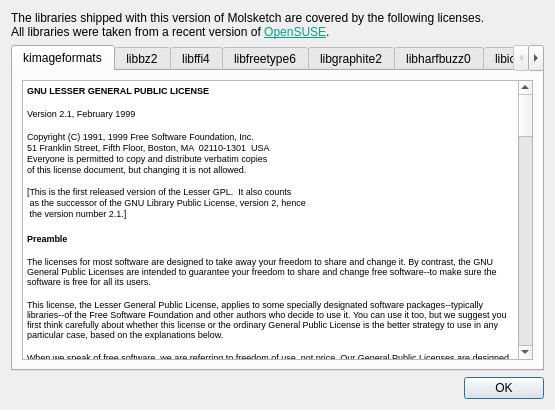
This is molsketch/licensedialog.ui in hvennekate/Molsketch as Qt 5 draws it before an edit. The edited form follows.
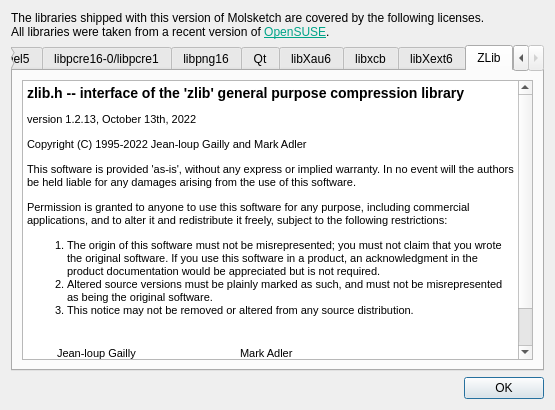
This is the edited form. The open tabs and pages were chosen to show the change.

Patch:
```diff
--- a/molsketch/licensedialog.ui
+++ b/molsketch/licensedialog.ui
@@ -30,14 +30,14 @@
       <attribute name="title">
        <string>kimageformats</string>
       </attribute>
-      <layout class="QVBoxLayout" name="verticalLayout_2">
+      <layout class="QHBoxLayout" name="verticalLayout_2">
        <item>
         <widget class="QTextBrowser" name="textBrowser">
          <property name="html">
           <string>&lt;!DOCTYPE HTML PUBLIC &quot;-//W3C//DTD HTML 4.0//EN&quot; &quot;http://www.w3.org/TR/REC-html40/strict.dtd&quot;&gt;
 &lt;html&gt;&lt;head&gt;&lt;meta name=&quot;qrichtext&quot; content=&quot;1&quot; /&gt;&lt;style type=&quot;text/css&quot;&gt;
 p, li { white-space: pre-wrap; }
-&lt;/style&gt;&lt;/head&gt;&lt;body style=&quot; font-family:'Noto Sans'; font-size:10pt; font-weight:400; font-style:normal;&quot;&gt;
+&lt;/style&gt;&lt;/head&gt;&lt;body style=&quot; font-family:'Noto Sans'; font-size:8pt; font-weight:400; font-style:normal;&quot;&gt;
 &lt;p style=&quot; margin-top:14px; margin-bottom:12px; margin-left:0px; margin-right:0px; -qt-block-indent:0; text-indent:0px;&quot;&gt;&lt;a name=&quot;SEC1&quot;&gt;&lt;/a&gt;&lt;span style=&quot; font-size:7pt; font-weight:600;&quot;&gt;G&lt;/span&gt;&lt;span style=&quot; font-size:7pt; font-weight:600;&quot;&gt;NU LESSER GENERAL PUBLIC LICENSE&lt;/span&gt;&lt;/p&gt;
 &lt;p style=&quot; margin-top:12px; margin-bottom:12px; margin-left:0px; margin-right:0px; -qt-block-indent:0; text-indent:0px;&quot;&gt;&lt;span style=&quot; font-size:7pt;&quot;&gt;Version 2.1, February 1999 &lt;/span&gt;&lt;/p&gt;
 &lt;p style=&quot; margin-top:12px; margin-bottom:0px; margin-left:0px; margin-right:0px; -qt-block-indent:0; text-indent:0px;&quot;&gt;&lt;span style=&quot; font-family:'Hack'; font-size:7pt;&quot;&gt;Copyright (C) 1991, 1999 Free Software Foundation, Inc.&lt;/span&gt;&lt;/p&gt;
@@ -1555,6 +1555,37 @@
        </item>
       </layout>
      </widget>
+     <widget class="QWidget" name="tab_13">
+      <attribute name="title">
+       <string>ZLib</string>
+      </attribute>
+      <layout class="QHBoxLayout" name="horizontalLayout_12">
+       <item>
+        <widget class="QTextBrowser" name="textBrowser_13">
+         <property name="html">
+          <string>&lt;!DOCTYPE HTML PUBLIC &quot;-//W3C//DTD HTML 4.0//EN&quot; &quot;http://www.w3.org/TR/REC-html40/strict.dtd&quot;&gt;
+&lt;html&gt;&lt;head&gt;&lt;meta name=&quot;qrichtext&quot; content=&quot;1&quot; /&gt;&lt;style type=&quot;text/css&quot;&gt;
+p, li { white-space: pre-wrap; }
+&lt;/style&gt;&lt;/head&gt;&lt;body style=&quot; font-family:'Noto Sans'; font-size:8pt; font-weight:400; font-style:normal;&quot;&gt;
+&lt;h3 style=&quot; margin-top:14px; margin-bottom:12px; margin-left:0px; margin-right:0px; -qt-block-indent:0; text-indent:0px;&quot;&gt;&lt;span style=&quot; font-size:large; font-weight:600;&quot;&gt;zlib.h -- interface of the 'zlib' general purpose compression library&lt;/span&gt;&lt;/h3&gt;
+&lt;p style=&quot; margin-top:12px; margin-bottom:12px; margin-left:0px; margin-right:0px; -qt-block-indent:0; text-indent:0px;&quot;&gt;version 1.2.13, October 13th, 2022&lt;/p&gt;
+&lt;p style=&quot; margin-top:12px; margin-bottom:12px; margin-left:0px; margin-right:0px; -qt-block-indent:0; text-indent:0px;&quot;&gt;Copyright (C) 1995-2022 Jean-loup Gailly and Mark Adler&lt;/p&gt;
+&lt;p style=&quot; margin-top:12px; margin-bottom:12px; margin-left:0px; margin-right:0px; -qt-block-indent:0; text-indent:0px;&quot;&gt;This software is provided 'as-is', without any express or implied warranty. In no event will the authors be held liable for any damages arising from the use of this software.&lt;/p&gt;
+&lt;p style=&quot; margin-top:12px; margin-bottom:12px; margin-left:0px; margin-right:0px; -qt-block-indent:0; text-indent:0px;&quot;&gt;Permission is granted to anyone to use this software for any purpose, including commercial applications, and to alter it and redistribute it freely, subject to the following restrictions:&lt;/p&gt;
+&lt;ol style=&quot;margin-top: 0px; margin-bottom: 0px; margin-left: 0px; margin-right: 0px; -qt-list-indent: 1;&quot;&gt;&lt;li style=&quot;&quot; style=&quot; margin-top:12px; margin-bottom:0px; margin-left:0px; margin-right:0px; -qt-block-indent:0; text-indent:0px;&quot;&gt;The origin of this software must not be misrepresented; you must not claim that you wrote the original software. If you use this software in a product, an acknowledgment in the product documentation would be appreciated but is not required.&lt;/li&gt;
+&lt;li style=&quot;&quot; style=&quot; margin-top:0px; margin-bottom:0px; margin-left:0px; margin-right:0px; -qt-block-indent:0; text-indent:0px;&quot;&gt;Altered source versions must be plainly marked as such, and must not be misrepresented as being the original software.&lt;/li&gt;
+&lt;li style=&quot;&quot; style=&quot; margin-top:0px; margin-bottom:12px; margin-left:0px; margin-right:0px; -qt-block-indent:0; text-indent:0px;&quot;&gt;This notice may not be removed or altered from any source distribution.&lt;/li&gt;&lt;/ol&gt;
+&lt;table border=&quot;0&quot; style=&quot; margin-top:0px; margin-bottom:0px; margin-left:0px; margin-right:0px;&quot; cellspacing=&quot;30&quot; cellpadding=&quot;0&quot;&gt;
+&lt;tr&gt;
+&lt;td&gt;
+&lt;p style=&quot; margin-top:0px; margin-bottom:0px; margin-left:0px; margin-right:0px; -qt-block-indent:0; text-indent:0px;&quot;&gt;Jean-loup Gailly&lt;br /&gt;jloup@gzip.org&lt;/p&gt;&lt;/td&gt;
+&lt;td&gt;
+&lt;p style=&quot; margin-top:0px; margin-bottom:0px; margin-left:0px; margin-right:0px; -qt-block-indent:0; text-indent:0px;&quot;&gt;Mark Adler&lt;br /&gt;madler@alumni.caltech.edu&lt;/p&gt;&lt;/td&gt;&lt;/tr&gt;&lt;/table&gt;&lt;/body&gt;&lt;/html&gt;</string>
+         </property>
+        </widget>
+       </item>
+      </layout>
+     </widget>
     </widget>
    </item>
    <item>
```
Left out of the diff: 26 changed lines with no effect on the pictures.
